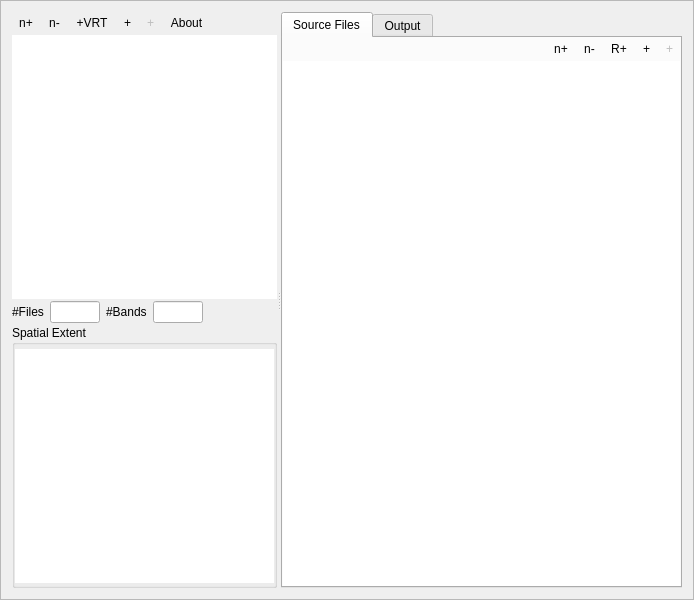
This is vrtbuilder/ui/vrtbuilder.ui in jakimowb/virtual-raster-builder as Qt 5 draws it before an edit. The edited form follows.
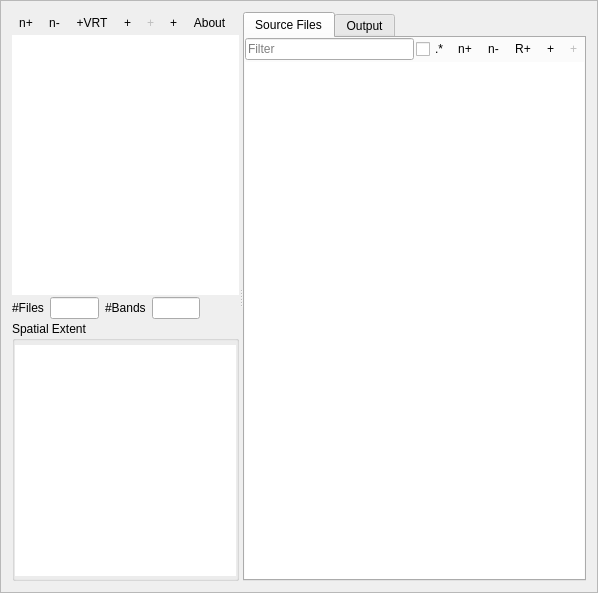
This is the edited form. The open tabs and pages were chosen to show the change. Icons and pictures are not drawn. Custom widgets are drawn as their Qt base class.

Commit message: added optional drop modes tthat allow to drop new source bands as nested stack (default) or pure band stack

The edit to the form file:
```diff
--- a/vrtbuilder/ui/vrtbuilder.ui
+++ b/vrtbuilder/ui/vrtbuilder.ui
@@ -6,8 +6,8 @@
    <rect>
     <x>0</x>
     <y>0</y>
-    <width>694</width>
-    <height>600</height>
+    <width>598</width>
+    <height>593</height>
    </rect>
   </property>
   <property name="windowTitle">
@@ -152,6 +152,36 @@
             </property>
            </widget>
           </item>
+          <item>
+           <widget class="QToolButton" name="btnStackFiles">
+            <property name="enabled">
+             <bool>true</bool>
+            </property>
+            <property name="toolTip">
+             <string>Activate to drop each source band into a new virtual band (&quot;Stacking&quot;)</string>
+            </property>
+            <property name="text">
+             <string>+</string>
+            </property>
+            <property name="icon">
+             <iconset resource="resources.qrc">
+              <normaloff>:/vrtbuilder/mOptionMosaikFiles.png</normaloff>
+              <normalon>:/vrtbuilder/mOptionStackFiles.png</normalon>:/vrtbuilder/mOptionMosaikFiles.png</iconset>
+            </property>
+            <property name="checkable">
+             <bool>true</bool>
+            </property>
+            <property name="checked">
+             <bool>false</bool>
+            </property>
+            <property name="popupMode">
+             <enum>QToolButton::DelayedPopup</enum>
+            </property>
+            <property name="autoRaise">
+             <bool>true</bool>
+            </property>
+           </widget>
+          </item>
           <item>
            <widget class="QToolButton" name="btnAbout">
             <property name="enabled">
@@ -362,17 +392,21 @@
               <number>2</number>
              </property>
              <item>
-              <spacer name="horizontalSpacer_2">
-               <property name="orientation">
-                <enum>Qt::Horizontal</enum>
+              <widget class="QLineEdit" name="tbSourceFileFilter">
+               <property name="placeholderText">
+                <string>Filter</string>
                </property>
-               <property name="sizeHint" stdset="0">
-                <size>
-                 <width>40</width>
-                 <height>20</height>
-                </size>
+              </widget>
+             </item>
+             <item>
+              <widget class="QCheckBox" name="cbSourceFileFilterRegex">
+               <property name="toolTip">
+                <string>Check this to filter by regular expression instead of wildcards.</string>
                </property>
-              </spacer>
+               <property name="text">
+                <string>.*</string>
+               </property>
+              </widget>
              </item>
              <item>
               <widget class="QToolButton" name="btnExpandAllSrc">
```
Left out of the diff: 6 changed lines with no effect on the pictures. The commit also changes 9 other files.
